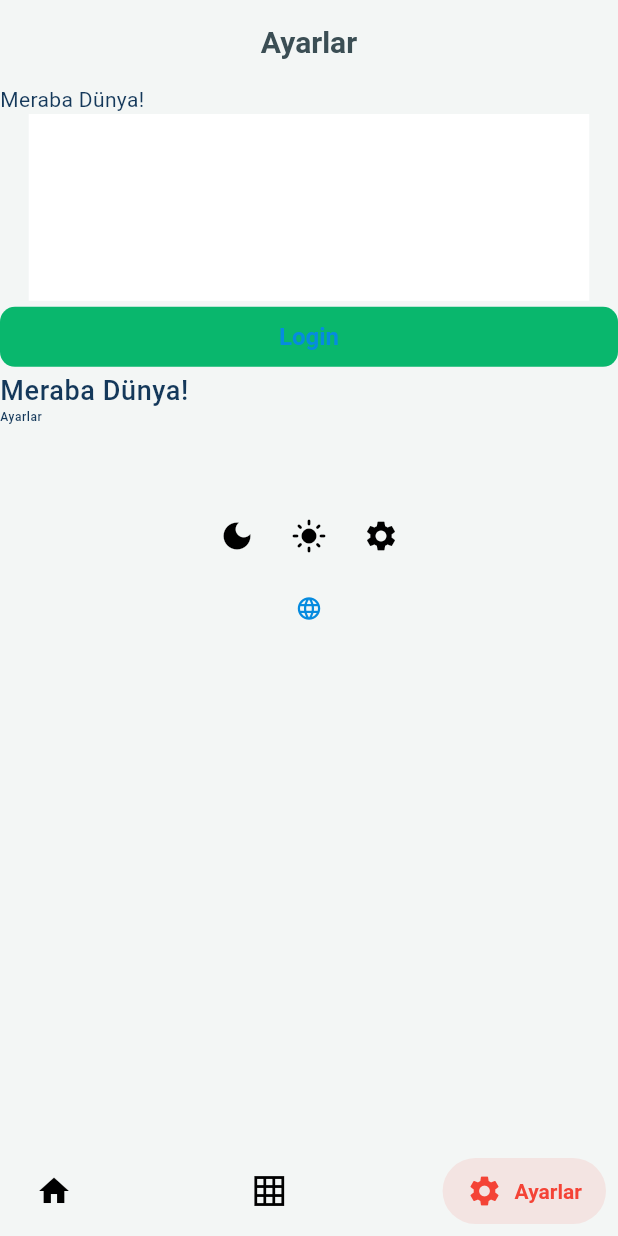
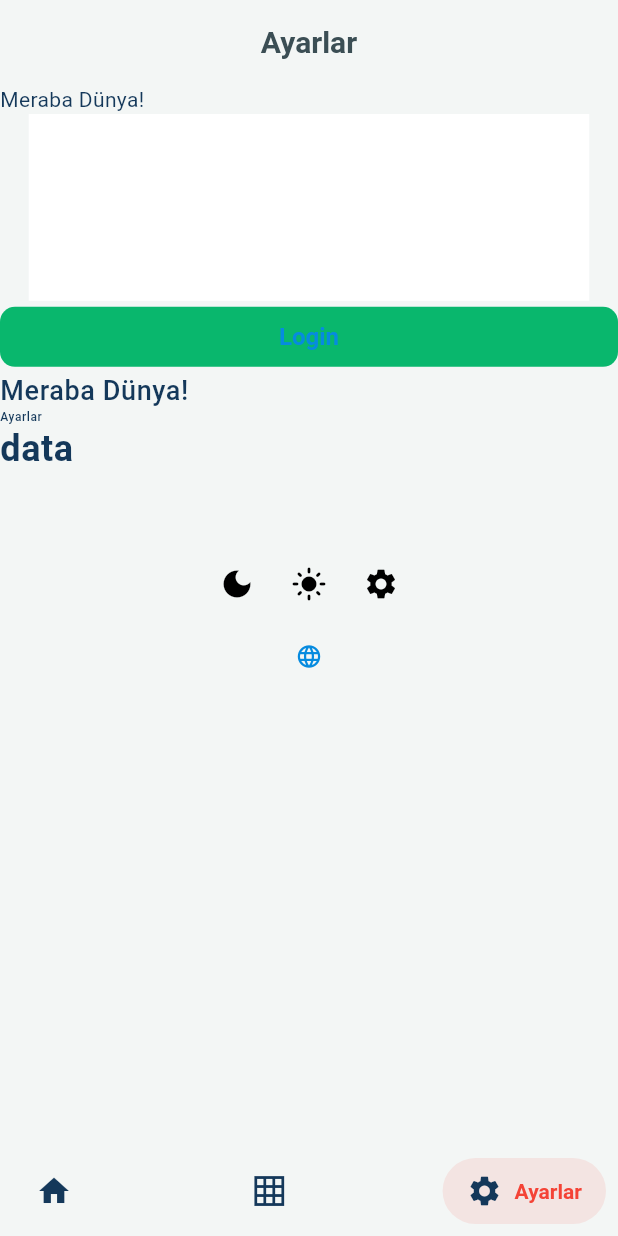
Before and after one commit to obenkucuk/one_ring_to_rule_them_all, a Flutter app: the MainScreen screen opened by its route, item 3 of the bottom bar chosen, on a phone screen of 412 x 824 dp. Run offline on Flutter 3.47's test engine with Material 2 defaults, Android fonts, the phone set to English and light mode, and no system bars; our stand-ins replace flutter_slidable, get, go_router, shared_preferences; accounts and stored records are empty; generated files the repository leaves out were written again.

Commit message:
değişiklik

```diff
--- a/lib/main.dart
+++ b/lib/main.dart
@@ -32,7 +32,7 @@ class MyApp extends StatelessWidget {
             title: 'One Ring to Rule Them All',
             themeMode: sessionServices.systemThemeMode.value,
             routerConfig: appRouter,
-            locale: const Locale('tr'), // Bu değer değiştirilip güncellenebilir hale gelecek
+            locale: sessionServices.locale.value,
             supportedLocales: AppLocalizations.supportedLocales,
             localizationsDelegates: AppLocalizations.localizationsDelegates,
 
--- a/lib/main_screen.dart
+++ b/lib/main_screen.dart
@@ -1,6 +1,7 @@
 import 'package:base_application/screens/main_screens/home_screen/home_screen.dart';
 import 'package:base_application/screens/main_screens/portfolio_screen/portfolio_screen.dart';
 import 'package:base_application/session_services.dart';
+import 'package:base_application/theme/text_style.dart';
 import 'package:flutter/material.dart';
 import 'package:get/get.dart';
 
@@ -29,15 +30,24 @@ class _MainScreenState extends State<MainScreen> {
         onTap: (index) => setState(() => selectedScreen = index),
         items: [
           BarItemX(
-            icon: const Icon(Icons.home),
+            icon: Icon(
+              Icons.home,
+              color: Theme.of(context).colorScheme.onPrimary,
+            ),
             title: Text(appLocalization!.home),
           ),
           BarItemX(
-            icon: const Icon(Icons.grid_on_sharp),
-            title: const Text('Potfolyo'),
+            icon: Icon(
+              Icons.grid_on_sharp,
+              color: Theme.of(context).colorScheme.onPrimary,
+            ),
+            title: Text('Potfolyo', style: s12W300),
           ),
           BarItemX(
-            icon: const Icon(Icons.settings),
+            icon: Icon(
+              Icons.settings,
+              color: Theme.of(context).colorScheme.onPrimary,
+            ),
             title: Text(appLocalization!.settings),
           ),
         ],
--- a/lib/screens/main_screens/settings_screen/controller/settings_controller.dart
+++ b/lib/screens/main_screens/settings_screen/controller/settings_controller.dart
@@ -7,5 +7,5 @@ class SettingsController extends GetxController {
 
   BuildContext get context => scaffoldKey.currentContext!;
 
-  sayLocale() => print(AppLocalizations.of(context)!.localeName);
+  void sayLocale() => debugPrint(AppLocalizations.of(context)!.localeName);
 }
--- a/lib/screens/main_screens/settings_screen/view/settings_view.dart
+++ b/lib/screens/main_screens/settings_screen/view/settings_view.dart
@@ -60,6 +60,7 @@ class SettingsView extends GetView<SettingsController> {
             appLocalization!.settings,
             style: s8W500,
           ),
+          Text('data', style: s24W700),
           const SizedBox(height: 50),
           Row(
             mainAxisAlignment: MainAxisAlignment.center,
@@ -100,7 +101,7 @@ class SettingsView extends GetView<SettingsController> {
           //         child: const Text('system')),
           //   ],
           // ),
-          TextButton(onPressed: () => controller.sayLocale(), child: Icon(Icons.language))
+          TextButton(onPressed: () => sessionServices.changeLocale(), child: const Icon(Icons.language)),
         ],
       ),
     );
--- a/lib/session_services.dart
+++ b/lib/session_services.dart
@@ -12,14 +12,19 @@ class SessionServices extends GetxController {
   // internet bağlantısını birden fazla kontrol etmemek için
   RxBool isNetworkChecking = false.obs;
 
+  final Rx<Locale> locale = Rx(const Locale('tr'));
   final Rx<ThemeMode> systemThemeMode = Rx(ThemeMode.system);
   final RxBool isLogin = false.obs;
 
   @override
   void onInit() async {
     super.onInit();
+    _initTheme();
+  }
 
-    _initTheme();
+  void changeLocale() {
+    locale(const Locale('en'));
+    update([SessionServicesUpdateKeys.materialApp]);
   }
 
   void changeTheme({required ThemeMode themeMode, Brightness? brightness}) {
--- a/lib/theme/text_style.dart
+++ b/lib/theme/text_style.dart
@@ -4,6 +4,7 @@ import 'package:flutter/material.dart';
 /// fontSize: 8
 TextStyle get s8W300 =>
     Theme.of(navigatorKey.currentContext!).textTheme.bodySmall!.copyWith(fontSize: 8, fontWeight: FontWeight.w300);
+
 TextStyle get s8W400 =>
     Theme.of(navigatorKey.currentContext!).textTheme.bodySmall!.copyWith(fontSize: 8, fontWeight: FontWeight.w400);
 TextStyle get s8W500 =>
```
